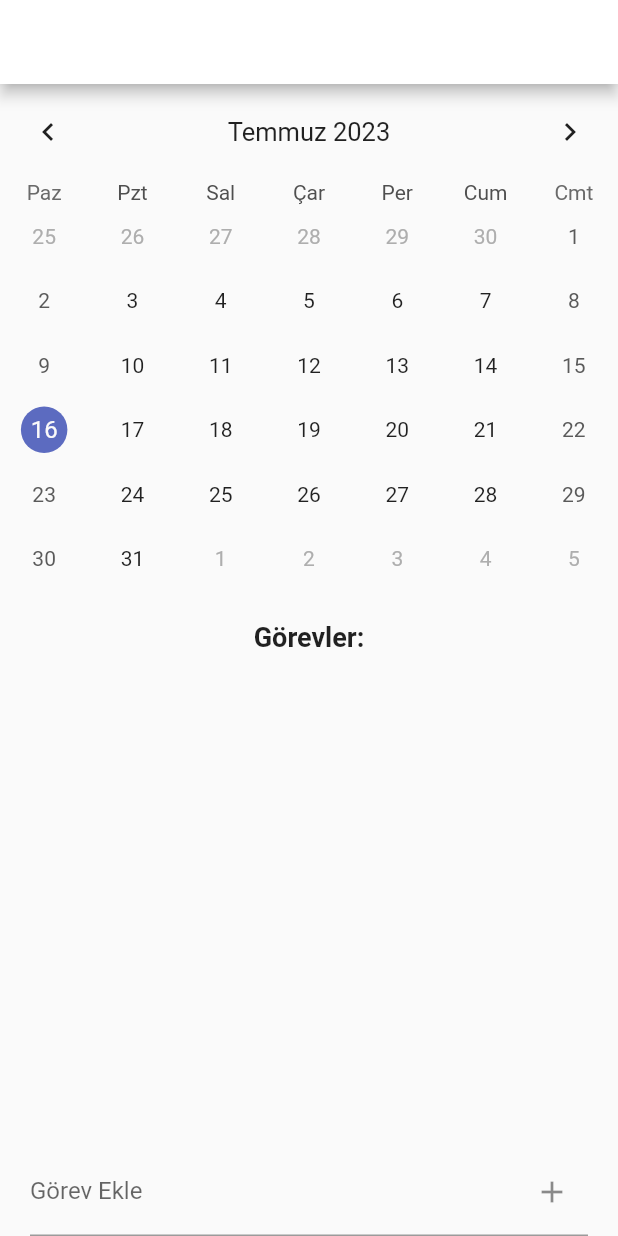
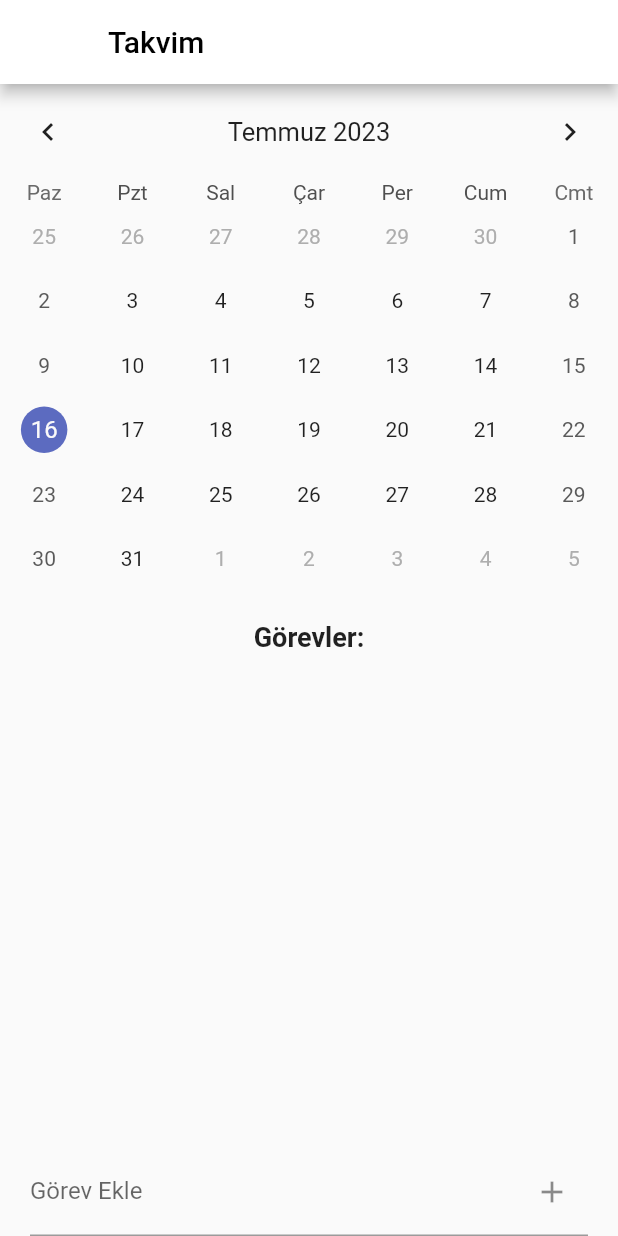
Before and after one commit to fyuzondokuz/ouabootcamp, a Flutter app: the CalendarScreen screen opened directly, on a phone screen of 412 x 824 dp. Run offline on Flutter 3.47's test engine with Material 2 defaults, Android fonts, the phone set to English and light mode, and no system bars; drawn by our look-alikes of table_calendar; our stand-ins replace fluentui_icons, google_maps_flutter; generated files the repository leaves out were written again.

Commit message:
takvim yazısı düzeltildi

```diff
--- a/lib/screens/calendar_screen.dart
+++ b/lib/screens/calendar_screen.dart
@@ -67,8 +67,11 @@ class _CalendarScreenState extends State<CalendarScreen> {
     initializeDateFormatting('tr');
     return Scaffold(
       appBar: AppBar(
+        title: Text(
+          "Takvim",
+          style: TextStyle(color: Colors.black),
+        ),
         backgroundColor: Colors.white,
-        title: Text("Takvim"),
       ),
       body: content(),
     );
```
